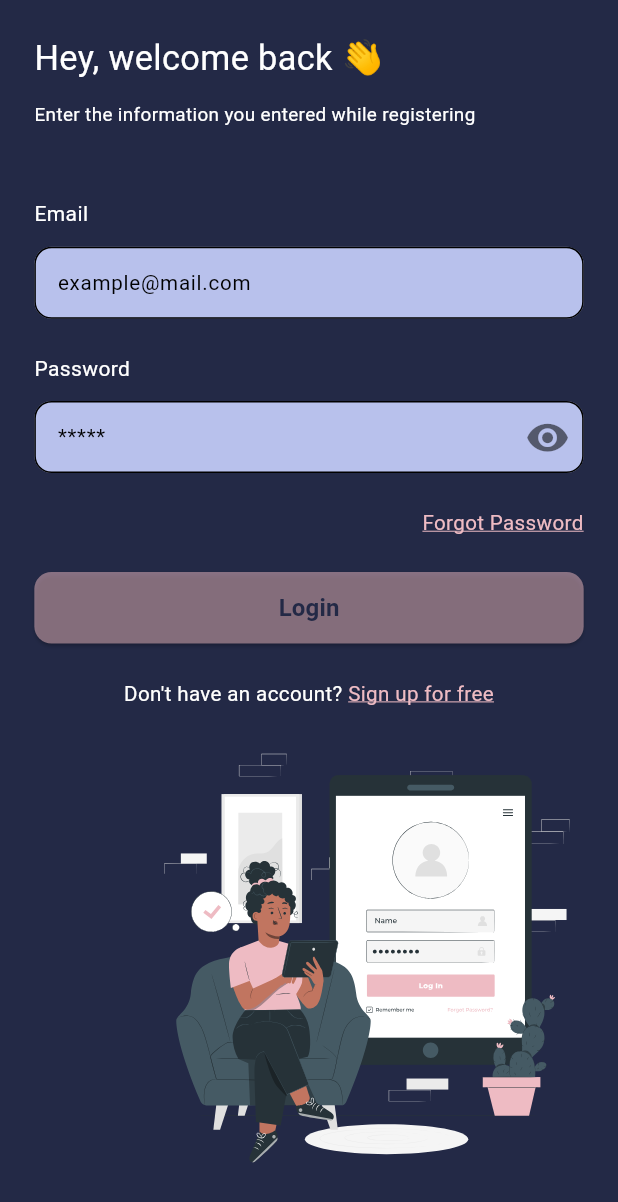
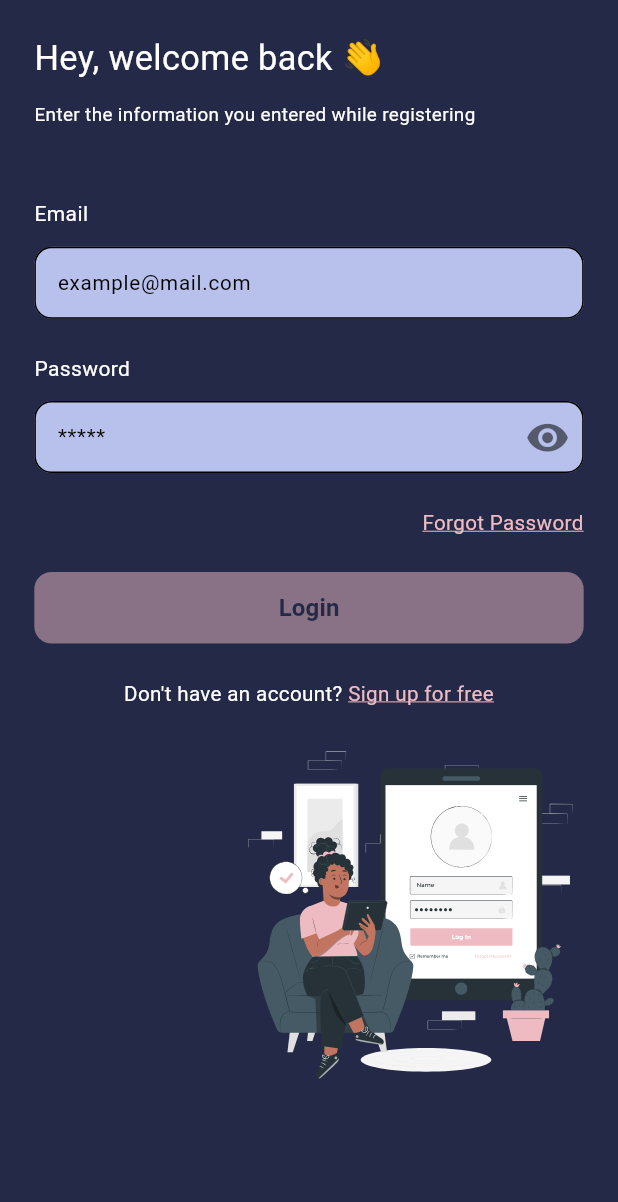
Before and after one commit to Fallid/simple-notepad, a Flutter app: the screen it shows after launch, on a phone screen of 412 x 824 dp. Shown: the top 1202 px of the screen. Run offline on Flutter 3.47's test engine with Material 3 defaults, Android fonts, the light colour scheme and no system bars; our stand-ins replace firebase_auth, firebase_core, flutter_screenutil, flutter_svg, get, percent_indicator and 1 more; accounts and stored records are empty; project files that could hold a hidden picture were left out.

Commit message:
feat: :art: improved format structure code login page

```diff
--- a/lib/app/modules/auth/login/views/auth_login_view.dart
+++ b/lib/app/modules/auth/login/views/auth_login_view.dart
@@ -1,4 +1,3 @@
-import 'package:flutter/gestures.dart';
 import 'package:flutter/material.dart';
 import 'package:flutter_screenutil/flutter_screenutil.dart';
 import 'package:flutter_svg/svg.dart';
@@ -8,6 +7,8 @@ import 'package:responsive_framework/responsive_framework.dart';
 import 'package:simplenotepad/app/routes/app_pages.dart';
 import 'package:simplenotepad/app/utils/themes/color_themes.dart';
 
+import '../../widgets/authentication_button.dart';
+import '../../widgets/register_login_text_button.dart';
 import '../controllers/auth_login_controller.dart';
 import 'widgets/login_text_field.dart';
 
@@ -15,27 +16,21 @@ class AuthLoginView extends getx.GetView<AuthLoginController> {
   const AuthLoginView({super.key});
   @override
   Widget build(BuildContext context) {
-    debugPrint('orientation: ${MediaQuery.of(context).orientation}');
-    debugPrint('context height: ${context.height}');
-    debugPrint('context width: ${context.width}');
-    debugPrint('context textfield height true: ${getx.Get.height * 0.07}');
-    debugPrint('context textfield height false: ${getx.Get.height * 0.10}');
     debugPrint('Current layout: ${ResponsiveValue(context, conditionalValues: [
           Condition.largerThan(
               name: MOBILE,
               value: ResponsiveRowColumnType.COLUMN,
               landscapeValue: ResponsiveRowColumnType.COLUMN)
         ], defaultValue: ResponsiveRowColumnType.COLUMN).value}');
-    // controller.isButtonValid.value = false;
-    controller.loginButtonValidation();
     return Scaffold(
         backgroundColor: AppColor.backgroundColor,
-        body: SingleChildScrollView(
-          scrollDirection: Axis.vertical,
-          child: SafeArea(
-            child: ConstrainedBox(
-              constraints: BoxConstraints(
-                  minHeight: context.height, minWidth: context.width),
+        body: SafeArea(
+          top: true,
+          child: ConstrainedBox(
+            constraints: BoxConstraints(
+                minHeight: context.height - ScreenUtil().statusBarHeight,
+                minWidth: context.width,),
+            child: SingleChildScrollView(
               child: ResponsiveRowColumn(
                 layout: ResponsiveValue(
                   context,
@@ -124,65 +119,17 @@ class AuthLoginView extends getx.GetView<AuthLoginController> {
                               textAlign: TextAlign.end,
                             ),
                           ))),
-                  ResponsiveRowColumnItem(child: getx.Obx(
-                    () {
-                      controller.loginButtonValidation();
-                      return ElevatedButton(
-                          style: ButtonStyle(
-                              backgroundColor: WidgetStatePropertyAll(
-                                  controller.loginButtonValidation().isFalse
-                                      ? AppColor.primarySecondDisableColor
-                                      : AppColor.primarySecondColor),
-                              shape: WidgetStatePropertyAll(
-                                  RoundedRectangleBorder(
-                                      borderRadius:
-                                          BorderRadius.circular(10).w)),
-                              minimumSize: WidgetStatePropertyAll(
-                                  Size(context.width, 40.h))),
-                          onPressed: () {
-                            debugPrint('${controller.isButtonValid.value}');
-                            controller.loginButtonValidation().isFalse
-                                ? null
-                                : controller.isLoading.isFalse
-                                    ? controller.loginUser(
-                                        controller.emailController.text,
-                                        controller.passwordController.text)
-                                    : null;
-                          },
-                          child: controller.isLoading.isTrue
-                              ? CircularProgressIndicator()
-                              : Text(
-                                  "Login",
-                                  style: TextStyle(
-                                      color: AppColor.backgroundColor,
-                                      fontSize: 14.sp,
-                                      fontWeight: FontWeight.bold),
-                                ));
-                    },
-                  )),
                   ResponsiveRowColumnItem(
-                    child: SizedBox(
-                      width: 1.sw,
-                      child: Text.rich(
-                          textAlign: TextAlign.center,
-                          TextSpan(children: [
-                            TextSpan(
-                                text: "Don't have an account? ",
-                                style: TextStyle(
-                                    color: AppColor.secondaryColor,
-                                    fontSize: 12.sp)),
-                            TextSpan(
-                                text: "Sign up for free",
-                                style: TextStyle(
-                                    color: AppColor.primarySecondColor,
-                                    fontSize: 12.sp,
-                                    decoration: TextDecoration.underline,
-                                    decorationColor:
-                                        AppColor.primarySecondColor),
-                                recognizer: TapGestureRecognizer()
-                                  ..onTap = () =>
-                                      getx.Get.toNamed(Routes.AUTH_REGISTER))
-                          ])),
+                      child: AuthenticationButton(
+                          buttonValidation: controller.loginButtonValidation(),
+                          isLoading: controller.isLoading,
+                          onPressed: controller.loginUser,
+                          title: "Login")),
+                  ResponsiveRowColumnItem(
+                    child: RegisterLoginTextButton(
+                      message: "Don't have an account? ",
+                      textButton: "Sign up for free",
+                      onTap: () => getx.Get.toNamed(Routes.AUTH_REGISTER),
                     ),
                   ),
                   ResponsiveRowColumnItem(
@@ -191,8 +138,8 @@ class AuthLoginView extends getx.GetView<AuthLoginController> {
                     child: SvgPicture.asset(
                       'assets/svg/login_illust.svg',
                       fit: BoxFit.cover,
-                      height: 250.r,
-                      width: 250.r,
+                      height: 200.r,
+                      width: 200.r,
                     ),
                   ))
                 ],
--- /dev/null
+++ b/lib/app/modules/auth/widgets/authentication_button.dart
@@ -0,0 +1,46 @@
+import 'package:flutter/material.dart';
+import 'package:flutter_screenutil/flutter_screenutil.dart';
+import 'package:get/get.dart';
+import 'package:simplenotepad/app/utils/themes/color_themes.dart';
+
+class AuthenticationButton extends StatelessWidget {
+  const AuthenticationButton({
+    super.key,
+    required this.buttonValidation,
+    required this.isLoading,
+    required this.onPressed,
+    required this.title,
+  });
+
+  final RxBool buttonValidation;
+  final RxBool isLoading;
+  final VoidCallback? onPressed;
+  final String title;
+
+  @override
+  Widget build(BuildContext context) {
+    return Obx(
+      () => ElevatedButton(
+          style: ButtonStyle(
+              backgroundColor: WidgetStatePropertyAll(
+                  buttonValidation.isFalse
+                      ? AppColor.primarySecondDisableColor
+                      : AppColor.primarySecondColor),
+              shape: WidgetStatePropertyAll(RoundedRectangleBorder(
+                  borderRadius: BorderRadius.circular(10).w)),
+              minimumSize: WidgetStatePropertyAll(Size(context.width, 40.h))),
+          onPressed: (buttonValidation.isTrue && isLoading.isFalse)
+              ? onPressed
+              : null,
+          child: isLoading.isTrue
+              ? CircularProgressIndicator()
+              : Text(
+                  title,
+                  style: TextStyle(
+                      color: AppColor.backgroundColor,
+                      fontSize: 14.sp,
+                      fontWeight: FontWeight.bold),
+                )),
+    );
+  }
+}
--- /dev/null
+++ b/lib/app/modules/auth/widgets/register_login_text_button.dart
@@ -0,0 +1,44 @@
+import 'package:flutter/gestures.dart';
+import 'package:flutter/material.dart';
+import 'package:flutter_screenutil/flutter_screenutil.dart';
+
+import '../../../utils/themes/color_themes.dart';
+
+class RegisterLoginTextButton extends StatelessWidget {
+  const RegisterLoginTextButton(
+      {super.key,
+      required this.message,
+      required this.textButton,
+      required this.onTap});
+
+  final String message;
+  final String textButton;
+  final VoidCallback? onTap;
+  @override
+  Widget build(BuildContext context) {
+    return SizedBox(
+      width: 1.sw,
+      child: Text.rich(
+          textAlign: TextAlign.center,
+          TextSpan(children: [
+            TextSpan(
+                text: message,
+                style:
+                    TextStyle(color: AppColor.secondaryColor, fontSize: 12.sp)),
+            TextSpan(
+                text: textButton,
+                style: TextStyle(
+                    color: AppColor.primarySecondColor,
+                    fontSize: 12.sp,
+                    decoration: TextDecoration.underline,
+                    decorationColor: AppColor.primarySecondColor),
+                recognizer: TapGestureRecognizer()
+                  ..onTap = () {
+                    if (onTap != null) {
+                      onTap!();
+                    }
+                  })
+          ])),
+    );
+  }
+}
--- a/pubspec.yaml
+++ b/pubspec.yaml
@@ -44,6 +44,7 @@ dependencies:
   flutter_svg: ^2.1.0
   percent_indicator: ^4.2.5
   firebase_auth: ^5.5.3
+  connectivity_plus: ^6.1.4
 
 dev_dependencies:
   flutter_test:
```
Also changed, not shown: pubspec.lock.
